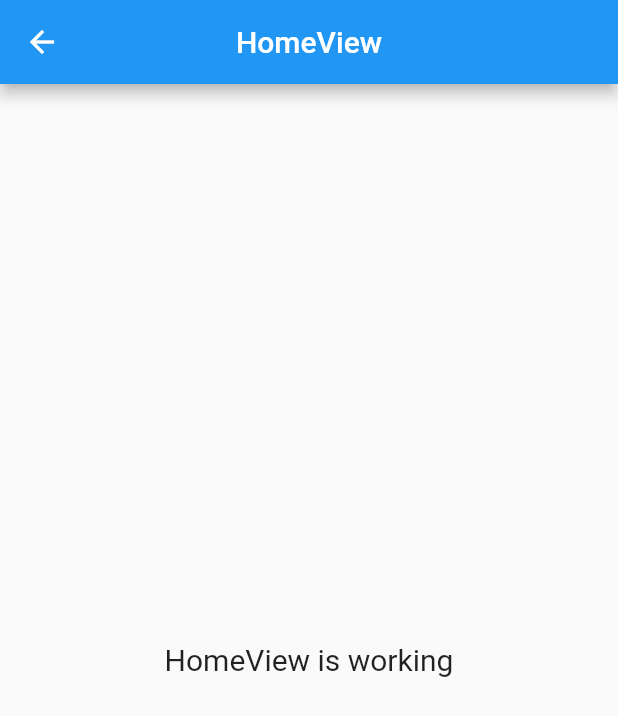
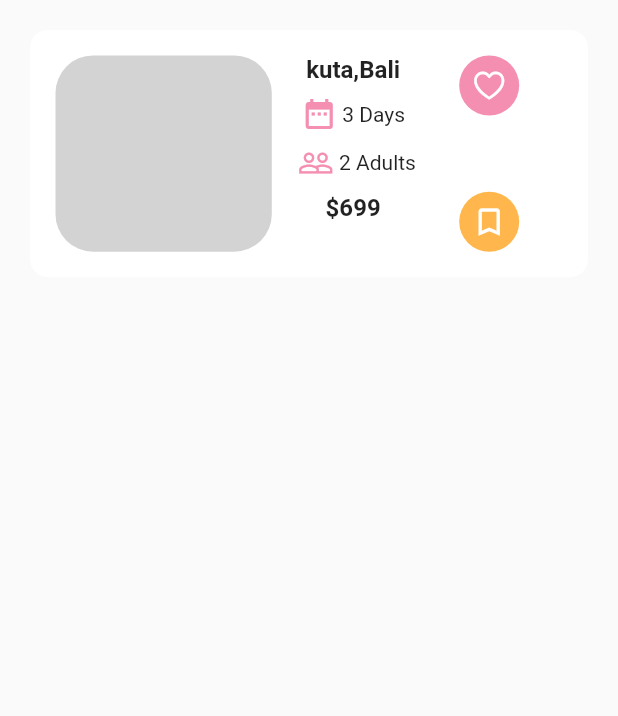
Before and after one commit to Vivekvg01/yathra, a Flutter app: the HomeView screen opened by its route, on a phone screen of 412 x 824 dp. Shown: the top 716 px of the screen. Run offline on Flutter 3.47's test engine with Material 2 defaults, Android fonts, the phone set to English and light mode, and no system bars; our stand-ins replace get.

Commit message:
home tile widget added

```diff
--- a/lib/app/modules/home/views/home_view.dart
+++ b/lib/app/modules/home/views/home_view.dart
@@ -1,7 +1,6 @@
 import 'package:flutter/material.dart';
-
 import 'package:get/get.dart';
-
+import 'package:yathra_machine_test/app/modules/home/views/widgets/home_tile_widget.dart';
 import '../controllers/home_controller.dart';
 
 class HomeView extends GetView<HomeController> {
@@ -9,14 +8,12 @@ class HomeView extends GetView<HomeController> {
   @override
   Widget build(BuildContext context) {
     return Scaffold(
-      appBar: AppBar(
-        title: const Text('HomeView'),
-        centerTitle: true,
-      ),
-      body: Center(
-        child: Text(
-          'HomeView is working',
-          style: TextStyle(fontSize: 20),
+      body: SafeArea(
+        child: ListView(
+          padding: const EdgeInsets.all(20.0),
+          children: const [
+            HomeTileWidget(),
+          ],
         ),
       ),
     );
--- /dev/null
+++ b/lib/app/modules/home/views/widgets/home_tile_widget.dart
@@ -0,0 +1,109 @@
+import 'package:flutter/cupertino.dart';
+import 'package:flutter/material.dart';
+import 'package:get/get.dart';
+import 'package:yathra_machine_test/app/utils/colors.dart';
+import 'package:yathra_machine_test/app/utils/sizes.dart';
+
+class HomeTileWidget extends StatelessWidget {
+  const HomeTileWidget({super.key});
+
+  @override
+  Widget build(BuildContext context) {
+    return Container(
+      height: Get.height * 0.2,
+      decoration: BoxDecoration(
+        color: AppColors.kWhiteColor,
+        borderRadius: BorderRadius.circular(12.0),
+      ),
+      child: Padding(
+        padding: const EdgeInsets.all(17.0),
+        child: Row(
+          children: [
+            Container(
+              height: Get.height * 0.3,
+              width: Get.width * 0.35,
+              decoration: BoxDecoration(
+                color: AppColors.kLightGrey,
+                borderRadius: BorderRadius.circular(25.0),
+              ),
+            ),
+            sizedWidth(Get.width * 0.03),
+            Column(
+              mainAxisAlignment: MainAxisAlignment.start,
+              children: [
+                const Text(
+                  'kuta,Bali',
+                  style: TextStyle(
+                    fontWeight: FontWeight.bold,
+                    fontSize: 16,
+                  ),
+                ),
+                sizedHeight(Get.height * 0.01),
+                Row(
+                  children: [
+                    Icon(
+                      Icons.date_range,
+                      color: Colors.pink[200],
+                    ),
+                    const Text(' 3 Days'),
+                  ],
+                ),
+                sizedHeight(Get.height * 0.01),
+                Padding(
+                  padding: const EdgeInsets.only(left: 5),
+                  child: Row(
+                    children: [
+                      Icon(
+                        Icons.people_outline,
+                        color: Colors.pink[200],
+                      ),
+                      const Text(' 2 Adults')
+                    ],
+                  ),
+                ),
+                sizedHeight(Get.height * 0.01),
+                const Text(
+                  '\$699',
+                  style: TextStyle(
+                    fontWeight: FontWeight.bold,
+                    fontSize: 16,
+                  ),
+                ),
+              ],
+            ),
+            sizedWidth(Get.width * 0.07),
+            Column(
+              mainAxisAlignment: MainAxisAlignment.spaceBetween,
+              children: [
+                CircleAvatar(
+                  backgroundColor: Colors.pink[200],
+                  child: IconButton(
+                    onPressed: () {},
+                    icon: Icon(
+                      CupertinoIcons.heart,
+                      color: AppColors.kWhiteColor,
+                    ),
+                  ),
+                ),
+                Column(
+                  children: [
+                    CircleAvatar(
+                      backgroundColor: Colors.orange[300],
+                      child: IconButton(
+                        onPressed: () {},
+                        icon: Icon(
+                          Icons.bookmark_outline,
+                          color: AppColors.kWhiteColor,
+                        ),
+                      ),
+                    )
+                  ],
+                )
+              ],
+            ),
+          ],
+        ),
+      ),
+    );
+  }
+}
--- a/lib/app/utils/sizes.dart
+++ b/lib/app/utils/sizes.dart
@@ -8,6 +8,6 @@ Widget sizedHeight(double height) {
 
 Widget sizedWidth(double width) {
   return SizedBox(
-    height: width,
+    width: width,
   );
 }
--- a/pubspec.yaml
+++ b/pubspec.yaml
@@ -20,5 +20,5 @@ flutter:
   uses-material-design: true
 
   assets:
-   - assets\login_bakground.jpg
-   - assets\signup_background.jpg
+    - assets\login_bakground.jpg
+    - assets\signup_background.jpg
```
